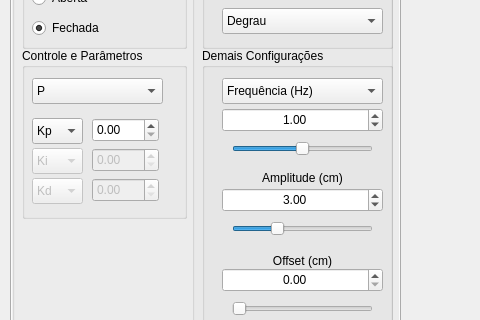
This is supervisorio.ui in ADHRT/controleTanque as Qt 5 draws it before an edit; both pictures show x 0 to 480 and y 88 to 408 of the 1436 by 768 pixel window. The edited form follows.
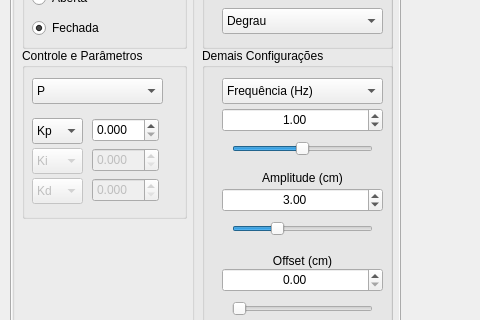
This is the edited form. Icons and pictures are not drawn. Custom widgets are drawn as their Qt base class.

The edit to the form file:
```diff
--- a/supervisorio.ui
+++ b/supervisorio.ui
@@ -1037,6 +1037,9 @@
           <height>24</height>
          </rect>
         </property>
+        <property name="decimals">
+         <number>3</number>
+        </property>
        </widget>
        <widget class="QComboBox" name="comboBox_3">
         <property name="enabled">
@@ -1088,6 +1091,9 @@
           <height>24</height>
          </rect>
         </property>
+        <property name="decimals">
+         <number>3</number>
+        </property>
        </widget>
        <widget class="QDoubleSpinBox" name="doubleSpinBox_8">
         <property name="enabled">
@@ -1101,6 +1107,9 @@
           <height>24</height>
          </rect>
         </property>
+        <property name="decimals">
+         <number>3</number>
+        </property>
        </widget>
       </widget>
      </widget>
```
Left out of the diff: 1 changed line with no effect on the pictures.
